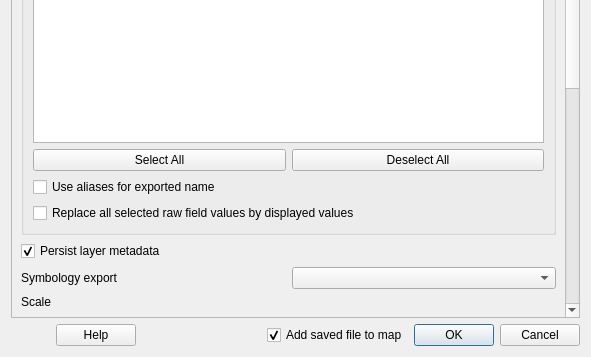
Before: the Qt Designer form src/ui/qgsvectorlayersaveasdialogbase.ui in qgis/QGIS, drawn with Qt 5; both pictures show x 0 to 591 and y 275 to 632 of the 591 by 632 pixel window.
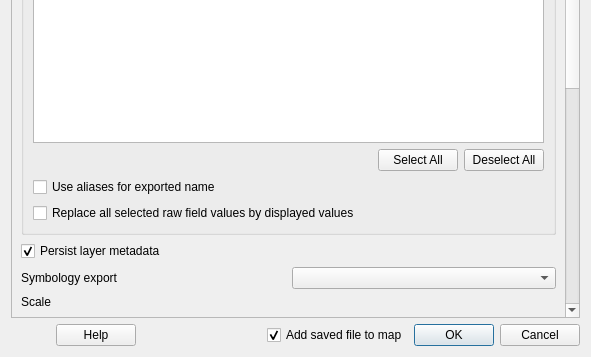
After: the same form once the commit is applied. Custom widgets are drawn as their Qt base class.

Commit message:
Unify appearance of Select All/Deselect All buttons
- Ensure Select All always appears first
- Right align buttons in layouts consistently

Diff of the .ui file:
```diff
--- a/src/ui/qgsvectorlayersaveasdialogbase.ui
+++ b/src/ui/qgsvectorlayersaveasdialogbase.ui
@@ -165,6 +165,19 @@
           </item>
           <item>
            <layout class="QHBoxLayout" name="horizontalLayout_5">
+            <item>
+             <spacer name="horizontalSpacer_2">
+              <property name="orientation">
+               <enum>Qt::Horizontal</enum>
+              </property>
+              <property name="sizeHint" stdset="0">
+               <size>
+                <width>40</width>
+                <height>20</height>
+               </size>
+              </property>
+             </spacer>
+            </item>
             <item>
              <widget class="QPushButton" name="mSelectAllAttributes">
               <property name="text">
```
The commit also changes 5 other files.
